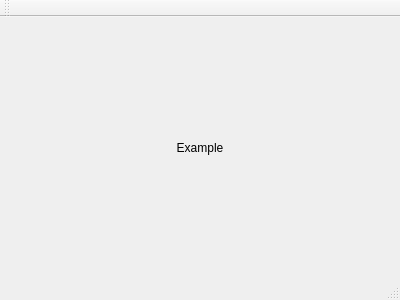
Old version of the form app/PhotoSpace/gui/mainwindow.ui in the repository ApplicationsForge/PhotoSpace.
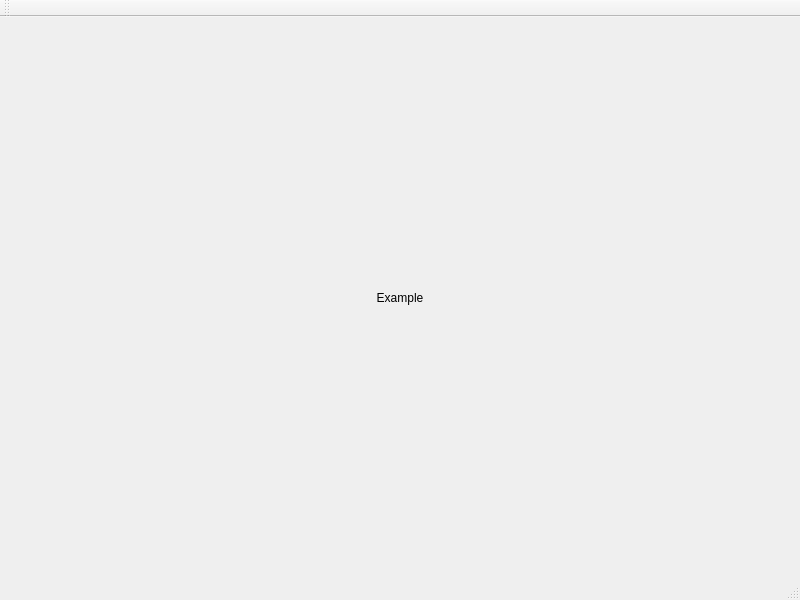
New version of the form.

What changed in the file:
```diff
--- a/app/PhotoSpace/gui/mainwindow.ui
+++ b/app/PhotoSpace/gui/mainwindow.ui
@@ -6,8 +6,8 @@
    <rect>
     <x>0</x>
     <y>0</y>
-    <width>400</width>
-    <height>300</height>
+    <width>800</width>
+    <height>600</height>
    </rect>
   </property>
   <property name="windowTitle">
```
Left out of the diff: 4 changed lines with no effect on the pictures.
